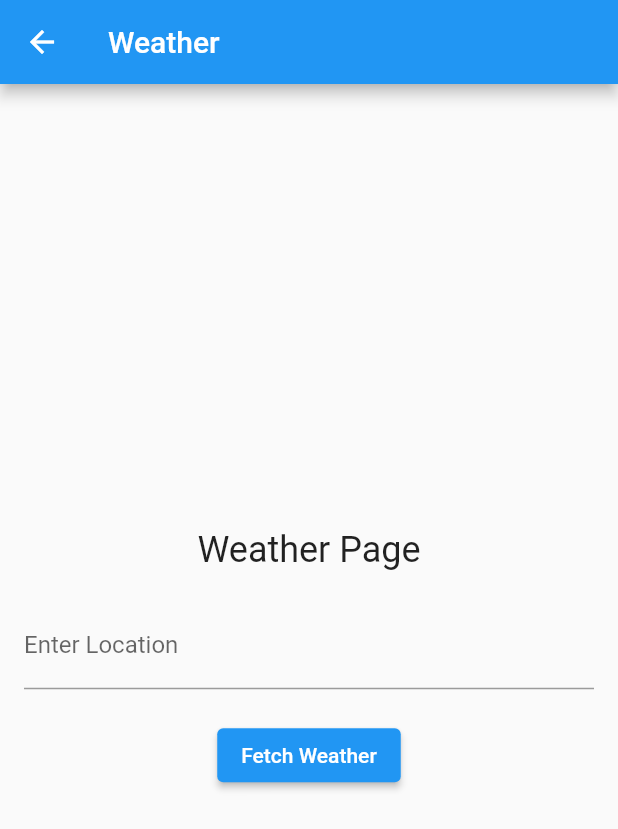
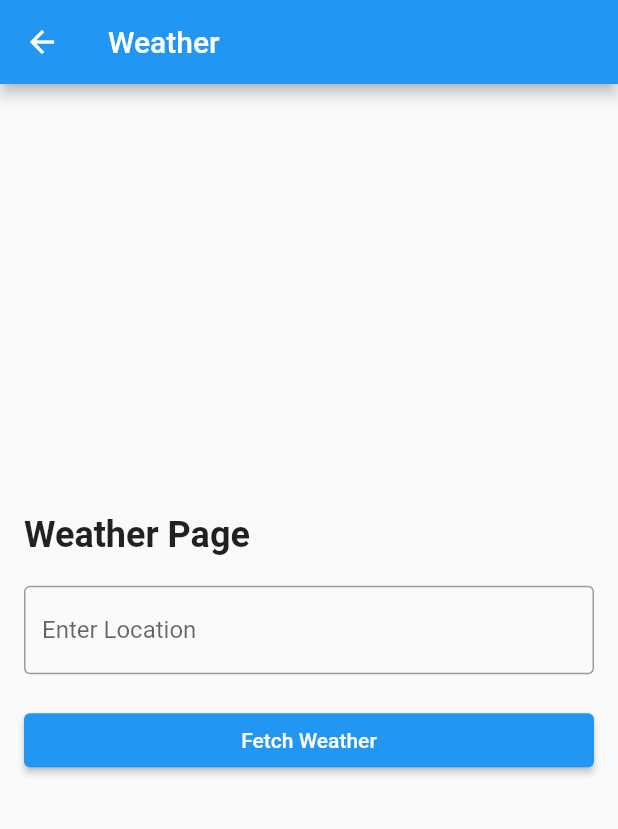
Before and after one commit to DhrumilDesai2101/assignment3_flutter, a Flutter app: the WeatherPage screen opened directly, on a phone screen of 412 x 824 dp. Shown: the top 829 px of the screen. Run offline on Flutter 3.47's test engine with Material 2 defaults, Android fonts, the phone set to English and light mode, and no system bars; our stand-ins replace fluro.

Commit message:
change the layout of astronomy and weather page

```diff
--- a/lib/weather_page.dart
+++ b/lib/weather_page.dart
@@ -48,15 +48,15 @@ class _WeatherPageState extends State<WeatherPage> {
       appBar: AppBar(
         title: Text('Weather'),
       ),
-      body: Center(
-        child: Padding(
+      body: Padding(
         padding: const EdgeInsets.all(16.0),
         child: Column(
           mainAxisAlignment: MainAxisAlignment.center,
+          crossAxisAlignment: CrossAxisAlignment.stretch,
           children: [
             Text(
               'Weather Page',
-                style: TextStyle(fontSize: 24),
+              style: TextStyle(fontSize: 24, fontWeight: FontWeight.bold),
             ),
             SizedBox(height: 20),
             TextField(
@@ -65,7 +65,10 @@ class _WeatherPageState extends State<WeatherPage> {
                   location = value;
                 });
               },
-                decoration: InputDecoration(labelText: 'Enter Location'),
+              decoration: InputDecoration(
+                labelText: 'Enter Location',
+                border: OutlineInputBorder(),
+              ),
             ),
             SizedBox(height: 20),
             ElevatedButton(
@@ -76,8 +79,13 @@ class _WeatherPageState extends State<WeatherPage> {
               },
               child: Text('Fetch Weather'),
             ),
+            SizedBox(height: 20),
             if (weatherData != null)
-                Column(
+              Card(
+                elevation: 4,
+                child: Padding(
+                  padding: const EdgeInsets.all(16.0),
+                  child: Column(
                     crossAxisAlignment: CrossAxisAlignment.start,
                     children: [
                       Text('Location: ${weatherData!['location']['name']}'),
@@ -85,8 +93,9 @@ class _WeatherPageState extends State<WeatherPage> {
                       Text('Weather: ${weatherData!['current']['condition']['text']}'),
                     ],
                   ),
+                ),
+              ),
           ],
-          ),
         ),
       ),
     );
```
Also changed, not shown: lib/Astronomy.dart (+14 -11 lines). Lines whose indentation alone changed are shown as unchanged.
